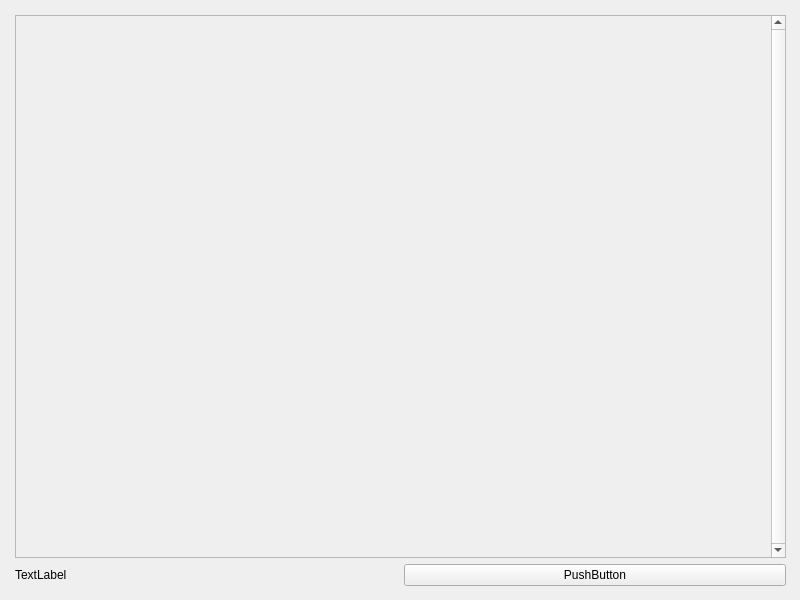
First picture: the form in vendingmachine.ui, repository cjmin1233/QtVendingMachine, before the edit.
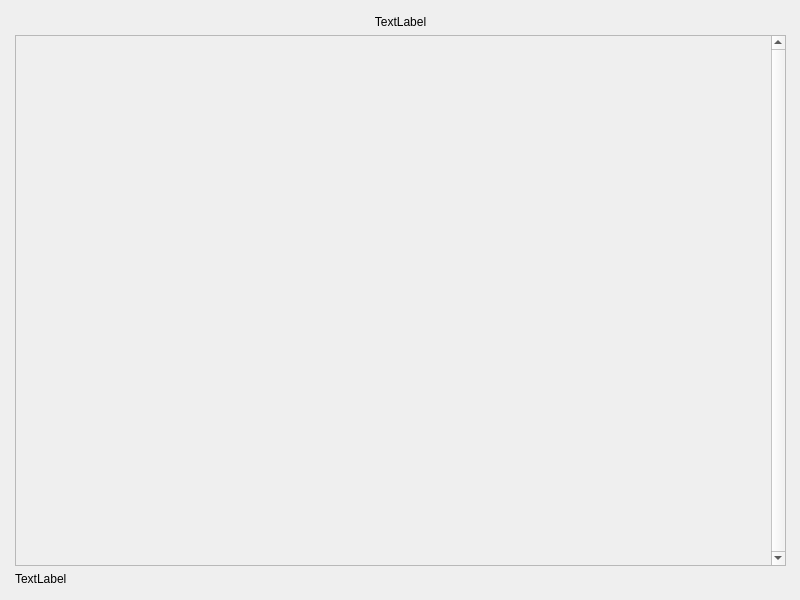
Second picture: the form after the edit.

```diff
--- a/vendingmachine.ui
+++ b/vendingmachine.ui
@@ -28,7 +28,7 @@
      <height>581</height>
     </rect>
    </property>
-   <layout class="QVBoxLayout" name="verticalLayout" stretch="0,0">
+   <layout class="QVBoxLayout" name="verticalLayout" stretch="0,0,0">
     <property name="leftMargin">
      <number>5</number>
     </property>
@@ -41,6 +41,16 @@
     <property name="bottomMargin">
      <number>5</number>
     </property>
+    <item>
+     <widget class="QLabel" name="labelStatus">
+      <property name="text">
+       <string>TextLabel</string>
+      </property>
+      <property name="alignment">
+       <set>Qt::AlignCenter</set>
+      </property>
+     </widget>
+    </item>
     <item>
      <widget class="QScrollArea" name="scrollArea">
       <property name="enabled">
@@ -61,7 +71,7 @@
          <x>0</x>
          <y>0</y>
          <width>755</width>
-         <height>537</height>
+         <height>523</height>
         </rect>
        </property>
       </widget>
@@ -79,13 +89,6 @@
         </property>
        </widget>
       </item>
-      <item>
-       <widget class="QPushButton" name="pushButton">
-        <property name="text">
-         <string>PushButton</string>
-        </property>
-       </widget>
-      </item>
      </layout>
     </item>
    </layout>
```
